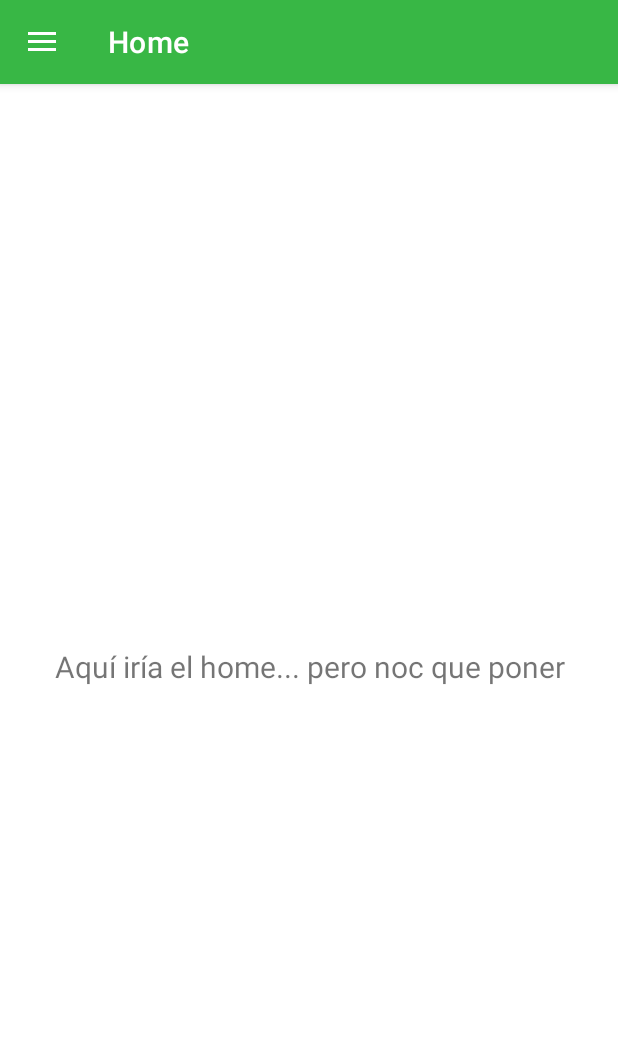
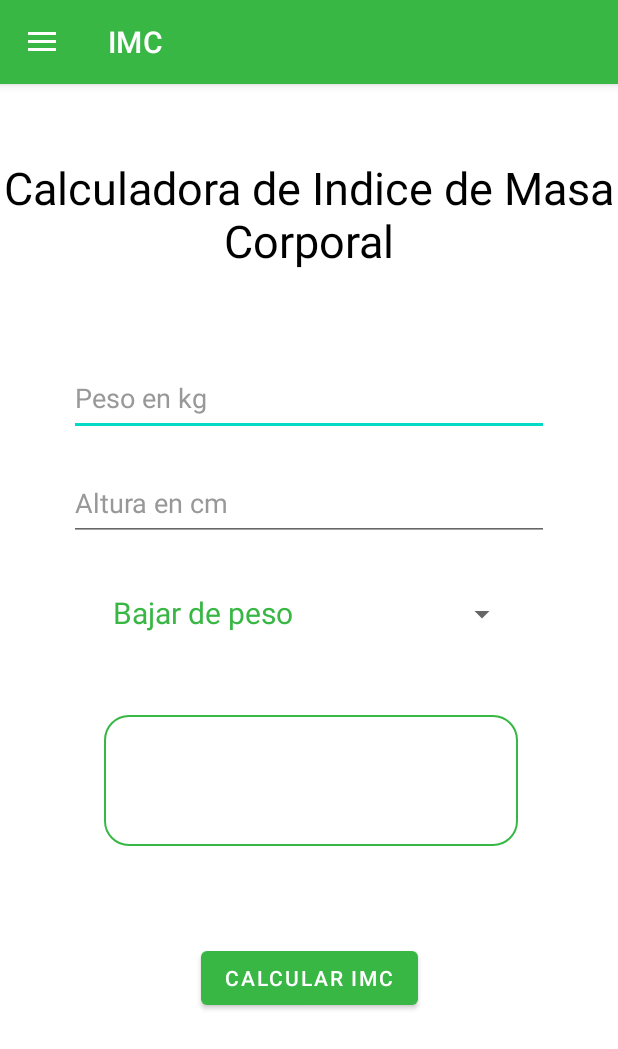
Before and after one commit to Ivan-Urenda/Nutrity, an Android app: the MainActivity screen opened directly, with no data from a screen before it, on a phone screen of 412 x 824 dp. Shown: the top 1049 px of the screen. Run offline under Robolectric (Android 15) with nearby library versions, the phone set to English and light mode, and no system bars; our stand-ins replace navigation-ui.

Commit message:
Vista IMC añadida al Navigation Drawer

```diff
--- a/app/src/main/java/com/example/nutrity/MainActivity.kt
+++ b/app/src/main/java/com/example/nutrity/MainActivity.kt
@@ -38,7 +38,7 @@ class MainActivity : AppCompatActivity() {
         // menu should be considered as top level destinations.
         appBarConfiguration = AppBarConfiguration(
             setOf(
-                R.id.nav_home, R.id.nav_calorias, R.id.nav_recetas, R.id.nav_configuracion
+                R.id.nav_imc, R.id.nav_calorias, R.id.nav_recetas, R.id.nav_configuracion
             ), drawerLayout
         )
 
--- /dev/null
+++ b/app/src/main/java/com/example/nutrity/ui/imc/IMCFragment.kt
@@ -0,0 +1,75 @@
+package com.example.nutrity.ui.imc
+
+import androidx.lifecycle.ViewModelProvider
+import android.os.Bundle
+import androidx.fragment.app.Fragment
+import android.view.LayoutInflater
+import android.view.View
+import android.view.ViewGroup
+import android.widget.ArrayAdapter
+import androidx.navigation.fragment.findNavController
+import com.example.nutrity.R
+import com.example.nutrity.databinding.FragmentCaloriasBinding
+import com.example.nutrity.databinding.FragmentRecetasBinding
+import com.example.nutrity.databinding.IMCFragmentBinding
+import com.example.nutrity.ui.recetas.RecetasViewModel
+import kotlin.math.pow
+
+class IMCFragment : Fragment() {
+
+    private var _binding: IMCFragmentBinding? = null
+
+    // This property is only valid between onCreateView and
+    // onDestroyView.
+    private val binding get() = _binding!!
+
+    override fun onCreateView(
+        inflater: LayoutInflater,
+        container: ViewGroup?,
+        savedInstanceState: Bundle?
+    ): View {
+        val slideshowViewModel =
+            ViewModelProvider(this).get(IMCViewModel::class.java)
+
+        _binding = IMCFragmentBinding.inflate(inflater, container, false)
+        val root: View = binding.root
+
+        val appContext = requireContext().applicationContext
+        val spinner = binding.spinner
+        val lista = listOf("Bajar de peso", "Subir de peso", "Mantener peso")
+        val adaptador = ArrayAdapter(appContext, R.layout.spinner_items, lista)
+        spinner.adapter = adaptador
+
+
+        binding.calculateButton.setOnClickListener {
+
+            val weight_value = binding.weight.text.toString().toDouble()
+            val height_value = binding.height.text.toString().toDouble() / 100
+
+            val weightValue = weight_value.toDouble()
+            val heightValue = height_value.toDouble()
+
+            val imc = weightValue / heightValue.pow(2)
+
+            if (imc < 16) {
+                binding.result.text = "IMC: " + imc + "\n\nEstado: Delgadez severa"
+            } else if (imc < 18.5) {
+                binding.result.text = "IMC: " + imc + "\n\nEstado: Bajo peso"
+            } else if (imc in 18.5..24.9) {
+                binding.result.text = "IMC: " + imc + "\n\nEstado: Normal"
+            } else if (imc >= 25) {
+                binding.result.text = "IMC: " + imc + "\n\nEstado: Sobrepeso"
+            } else {
+                binding.result.text = "IMC: " + imc + "\n\nEstado: Obesidad"
+            }
+        }
+
+        return root
+    }
+
+    override fun onDestroyView() {
+        super.onDestroyView()
+        _binding = null
+    }
+
+}
--- /dev/null
+++ b/app/src/main/java/com/example/nutrity/ui/imc/IMCViewModel.kt
@@ -0,0 +1,7 @@
+package com.example.nutrity.ui.imc
+
+import androidx.lifecycle.ViewModel
+
+class IMCViewModel : ViewModel() {
+    // TODO: Implement the ViewModel
+}
--- a/app/src/main/res/layout/comidas_fragment.xml
+++ b/app/src/main/res/layout/comidas_fragment.xml
@@ -86,7 +86,7 @@
             app:layout_constraintEnd_toEndOf="parent"
             app:layout_constraintHorizontal_bias="0.103"
             app:layout_constraintStart_toStartOf="parent"
-            app:layout_constraintTop_toBottomOf="@+id/CenasBtn" />
+            app:layout_constraintTop_toBottomOf="@+id/ComidaBtn" />
 
         <TextView
             android:id="@+id/textView51"
@@ -130,7 +130,7 @@
             app:layout_constraintTop_toBottomOf="@+id/cenasBtn9" />
 
         <ImageButton
-            android:id="@+id/CenasBtn"
+            android:id="@+id/ComidaBtn"
             android:layout_width="160dp"
             android:layout_height="170dp"
             android:layout_marginTop="76dp"
@@ -164,7 +164,7 @@
             android:text="Sushi"
             android:textColor="@color/black"
             android:textSize="18sp"
-            app:layout_constraintBottom_toTopOf="@+id/CenasBtn"
+            app:layout_constraintBottom_toTopOf="@+id/ComidaBtn"
             app:layout_constraintEnd_toEndOf="parent"
             app:layout_constraintHorizontal_bias="0.225"
             app:layout_constraintStart_toStartOf="parent" />
--- a/app/src/main/res/layout/fragment_recetas.xml
+++ b/app/src/main/res/layout/fragment_recetas.xml
@@ -32,7 +32,7 @@
         app:layout_constraintTop_toBottomOf="@+id/SearchRecetas" />
 
     <ImageButton
-        android:id="@+id/CenasBtn"
+        android:id="@+id/ComidaBtn"
         android:layout_width="160dp"
         android:layout_height="170dp"
         android:layout_marginEnd="28dp"
@@ -53,7 +53,7 @@
         android:text="@string/cena"
         android:textColor="@color/black"
         android:textSize="16sp"
-        app:layout_constraintBottom_toTopOf="@+id/CenasBtn"
+        app:layout_constraintBottom_toTopOf="@+id/ComidaBtn"
         app:layout_constraintEnd_toEndOf="parent"
         app:layout_constraintHorizontal_bias="0.751"
         app:layout_constraintStart_toStartOf="parent" />
--- /dev/null
+++ b/app/src/main/res/layout/i_m_c_fragment.xml
@@ -0,0 +1,92 @@
+<?xml version="1.0" encoding="utf-8"?>
+<androidx.constraintlayout.widget.ConstraintLayout xmlns:android="http://schemas.android.com/apk/res/android"
+    xmlns:app="http://schemas.android.com/apk/res-auto"
+    xmlns:tools="http://schemas.android.com/tools"
+    android:layout_width="match_parent"
+    android:layout_height="match_parent"
+    tools:context=".ui.imc.IMCFragment">
+
+    <TextView
+        android:id="@+id/textView6"
+        android:layout_width="wrap_content"
+        android:layout_height="wrap_content"
+        android:text="Calculadora de Indice de Masa Corporal"
+        android:textAlignment="center"
+        android:textColor="@color/black"
+        android:textFontWeight="700"
+        android:textSize="30sp"
+        app:layout_constraintBottom_toBottomOf="parent"
+        app:layout_constraintStart_toStartOf="parent"
+        app:layout_constraintTop_toTopOf="parent"
+        app:layout_constraintVertical_bias="0.07" />
+
+    <EditText
+        android:id="@+id/weight"
+        android:layout_width="wrap_content"
+        android:layout_height="wrap_content"
+        android:layout_gravity="center"
+        android:layout_marginTop="60dp"
+        android:autofillHints=""
+        android:ems="15"
+        android:hint="Peso en kg"
+        android:inputType="number"
+        android:minHeight="50dp"
+        android:textColor="@color/black"
+        android:textColorHint="#989898"
+        app:layout_constraintEnd_toEndOf="parent"
+        app:layout_constraintStart_toStartOf="parent"
+        app:layout_constraintTop_toBottomOf="@+id/textView6" />
+
+    <EditText
+        android:id="@+id/height"
+        android:layout_width="wrap_content"
+        android:layout_height="wrap_content"
+        android:layout_gravity="center"
+        android:layout_marginTop="20dp"
+        android:autofillHints=""
+        android:ems="15"
+        android:hint="Altura en cm"
+        android:inputType="number"
+        android:minHeight="50dp"
+        android:textColor="@color/black"
+        android:textColorHint="#989898"
+        app:layout_constraintEnd_toEndOf="parent"
+        app:layout_constraintStart_toStartOf="parent"
+        app:layout_constraintTop_toBottomOf="@+id/weight" />
+
+    <Button
+        android:id="@+id/calculate_button"
+        android:layout_width="wrap_content"
+        android:layout_height="wrap_content"
+        android:layout_gravity="center_horizontal"
+        android:layout_marginBottom="148dp"
+        android:text="Calcular IMC"
+        app:layout_constraintBottom_toBottomOf="parent"
+        app:layout_constraintEnd_toEndOf="parent"
+        app:layout_constraintStart_toStartOf="parent" />
+
+    <TextView
+        android:id="@+id/result"
+        android:layout_width="276dp"
+        android:layout_height="87dp"
+        android:layout_gravity="center"
+        android:layout_marginTop="116dp"
+        android:background="@drawable/searchview_background"
+        android:textColor="@color/black"
+        android:textSize="18dp"
+        app:layout_constraintEnd_toEndOf="parent"
+        app:layout_constraintHorizontal_bias="0.511"
+        app:layout_constraintStart_toStartOf="parent"
+        app:layout_constraintTop_toBottomOf="@+id/height"
+        android:padding="10dp"/>
+
+    <Spinner
+        android:id="@+id/spinner"
+        android:layout_width="280dp"
+        android:layout_height="50dp"
+        android:layout_marginTop="24dp"
+        app:layout_constraintEnd_toEndOf="parent"
+        app:layout_constraintHorizontal_bias="0.496"
+        app:layout_constraintStart_toStartOf="parent"
+        app:layout_constraintTop_toBottomOf="@+id/height"/>
+</androidx.constraintlayout.widget.ConstraintLayout>
--- /dev/null
+++ b/app/src/main/res/layout/spinner_items.xml
@@ -0,0 +1,9 @@
+<?xml version="1.0" encoding="utf-8"?>
+<TextView xmlns:android="http://schemas.android.com/apk/res/android"
+    android:layout_width="match_parent"
+    android:layout_height="match_parent"
+    android:textSize="20dp"
+    android:padding="10dp"
+    android:textColor="#38B745">
+
+</TextView>
--- a/app/src/main/res/menu/activity_main_drawer.xml
+++ b/app/src/main/res/menu/activity_main_drawer.xml
@@ -5,9 +5,9 @@
 
     <group android:checkableBehavior="single">
         <item
-            android:id="@+id/nav_home"
+            android:id="@+id/nav_imc"
             android:icon="@drawable/home"
-            android:title="@string/menu_home" />
+            android:title="IMC"/>
         <item
             android:id="@+id/nav_calorias"
             android:icon="@drawable/calorias"
--- a/app/src/main/res/navigation/mobile_navigation.xml
+++ b/app/src/main/res/navigation/mobile_navigation.xml
@@ -3,13 +3,7 @@
     xmlns:app="http://schemas.android.com/apk/res-auto"
     xmlns:tools="http://schemas.android.com/tools"
     android:id="@+id/mobile_navigation"
-    app:startDestination="@id/nav_home">
-
-    <fragment
-        android:id="@+id/nav_home"
-        android:name="com.example.nutrity.ui.home.HomeFragment"
-        android:label="@string/menu_home"
-        tools:layout="@layout/fragment_home" />
+    app:startDestination="@id/nav_imc">
 
     <fragment
         android:id="@+id/nav_calorias"
@@ -32,4 +26,14 @@
         android:name="com.example.nutrity.ui.comidas.ComidasFragment"
         android:label="Comidas"
         tools:layout="@layout/comidas_fragment" />
+    <fragment
+        android:id="@+id/nav_imc"
+        android:name="com.example.nutrity.ui.imc.IMCFragment"
+        android:label="IMC"
+        tools:layout="@layout/i_m_c_fragment" />
+    <fragment
+        android:id="@+id/platilloFragment"
+        android:name="com.example.nutrity.ui.PlatilloFragment"
+        android:label="Sushi"
+        tools:layout="@layout/platillo_fragment" />
 </navigation>
```
Also changed, not shown: app/src/main/java/com/example/nutrity/ui/PlatilloFragment.kt (added, +32 -0 lines), app/src/main/java/com/example/nutrity/ui/PlatilloViewModel.kt (added, +7 -0 lines), app/src/main/java/com/example/nutrity/ui/comidas/ComidasFragment.kt (+32 -15 lines), app/src/main/java/com/example/nutrity/ui/imc/IMCActivity.kt (deleted, +0 -50 lines), app/src/main/res/layout-v28/activity_imc.xml (deleted, +0 -16 lines), app/src/main/res/layout/activity_imc.xml (deleted, +0 -68 lines), app/src/main/res/layout/fragment_calorias.xml (+3 -4 lines), app/src/main/res/layout/platillo_fragment.xml (added, +284 -0 lines).
